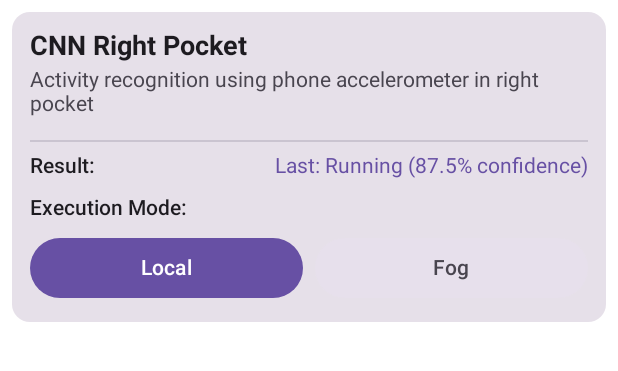
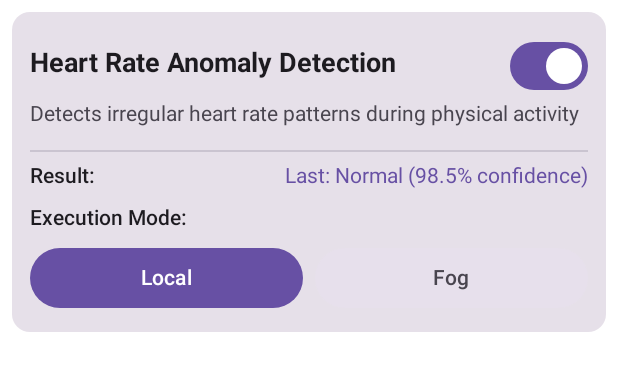
Before and after one commit to ff225/HealthConnectPlus, an Android app built with Jetpack Compose: the @Preview function ModelCardPreview, on a phone screen of 412 x 824 dp. Shown: the top 371 px of the screen. Run offline under Robolectric (Android 15) with nearby library versions, the phone set to English and light mode, and no system bars.

Commit message:
Add enable/disable toggle switch to ML model cards
Added Switch to each ModelCard for enabling/disabling models:
- Switch positioned next to model name in the header
- New isEnabled parameter (default: false)
- New onEnabledChange callback for state management
- Updated all model cards with enable/disable functionality
- First two models start enabled, last two disabled (for demo)

The switch allows users to activate/deactivate individual models
independently of their execution mode (Local/Fog).

```diff
--- a/app/src/main/java/com/research/healthconnectplus/screen/settings/SettingsScreen.kt
+++ b/app/src/main/java/com/research/healthconnectplus/screen/settings/SettingsScreen.kt
@@ -220,8 +220,12 @@ fun SettingsScreen(navController: NavController? = null) {
                 description = "Detects irregular heart rate patterns during physical activity",
                 result = "Last: Normal (98.5% confidence)",
                 isLocal = true,
+                isEnabled = true,
                 onExecutionModeChange = { isLocal ->
                     Log.d("SettingsScreen", "HR Anomaly: ${if (isLocal) "Local" else "Fog"}")
+                },
+                onEnabledChange = { enabled ->
+                    Log.d("SettingsScreen", "HR Anomaly Detection ${if (enabled) "enabled" else "disabled"}")
                 }
             )
 
@@ -230,8 +234,12 @@ fun SettingsScreen(navController: NavController? = null) {
                 description = "Combines heart rate and step count to classify workout intensity",
                 result = "Last: Moderate Intensity (92.3% confidence)",
                 isLocal = false,
+                isEnabled = true,
                 onExecutionModeChange = { isLocal ->
                     Log.d("SettingsScreen", "Activity+HR: ${if (isLocal) "Local" else "Fog"}")
+                },
+                onEnabledChange = { enabled ->
+                    Log.d("SettingsScreen", "Activity+HR Classification ${if (enabled) "enabled" else "disabled"}")
                 }
             )
 
@@ -240,8 +248,12 @@ fun SettingsScreen(navController: NavController? = null) {
                 description = "Estimates cardiovascular fitness level based on HR response to activity",
                 result = "Not executed yet",
                 isLocal = true,
+                isEnabled = false,
                 onExecutionModeChange = { isLocal ->
                     Log.d("SettingsScreen", "Cardio Fitness: ${if (isLocal) "Local" else "Fog"}")
+                },
+                onEnabledChange = { enabled ->
+                    Log.d("SettingsScreen", "Cardio Fitness Estimator ${if (enabled) "enabled" else "disabled"}")
                 }
             )
 
@@ -250,8 +262,12 @@ fun SettingsScreen(navController: NavController? = null) {
                 description = "Predicts recovery time after exercise based on HR and activity data",
                 result = "Last: 12 minutes (89.7% confidence)",
                 isLocal = false,
+                isEnabled = false,
                 onExecutionModeChange = { isLocal ->
                     Log.d("SettingsScreen", "Recovery: ${if (isLocal) "Local" else "Fog"}")
+                },
+                onEnabledChange = { enabled ->
+                    Log.d("SettingsScreen", "Recovery Time Predictor ${if (enabled) "enabled" else "disabled"}")
                 }
             )
 
@@ -313,9 +329,12 @@ fun ModelCard(
     description: String = "",
     result: String = "Not executed yet",
     isLocal: Boolean = true,
-    onExecutionModeChange: (Boolean) -> Unit = {}
+    isEnabled: Boolean = false,
+    onExecutionModeChange: (Boolean) -> Unit = {},
+    onEnabledChange: (Boolean) -> Unit = {}
 ) {
     var executionMode by remember { mutableStateOf(isLocal) }
+    var enabled by remember { mutableStateOf(isEnabled) }
 
     Card(
         modifier = Modifier
@@ -327,13 +346,28 @@ fun ModelCard(
                 .fillMaxWidth()
                 .padding(12.dp)
         ) {
-            // Model Name
-            Text(
-                text = modelName,
-                fontWeight = FontWeight.Bold,
-                fontSize = 18.sp,
-                modifier = Modifier.padding(bottom = 4.dp)
-            )
+            // Model Name and Enable Switch
+            Row(
+                modifier = Modifier.fillMaxWidth(),
+                horizontalArrangement = Arrangement.SpaceBetween,
+                verticalAlignment = Alignment.CenterVertically
+            ) {
+                Text(
+                    text = modelName,
+                    fontWeight = FontWeight.Bold,
+                    fontSize = 18.sp,
+                    modifier = Modifier
+                        .padding(bottom = 4.dp)
+                        .weight(1f)
+                )
+                Switch(
+                    checked = enabled,
+                    onCheckedChange = { newValue ->
+                        enabled = newValue
+                        onEnabledChange(newValue)
+                    }
+                )
+            }
 
             // Description
             Text(
@@ -426,9 +460,10 @@ fun ModelCard(
 @Composable
 fun ModelCardPreview() {
     ModelCard(
-        modelName = "CNN Right Pocket",
-        description = "Activity recognition using phone accelerometer in right pocket",
-        result = "Last: Running (87.5% confidence)",
-        isLocal = true
+        modelName = "Heart Rate Anomaly Detection",
+        description = "Detects irregular heart rate patterns during physical activity",
+        result = "Last: Normal (98.5% confidence)",
+        isLocal = true,
+        isEnabled = true
     )
 }
```
